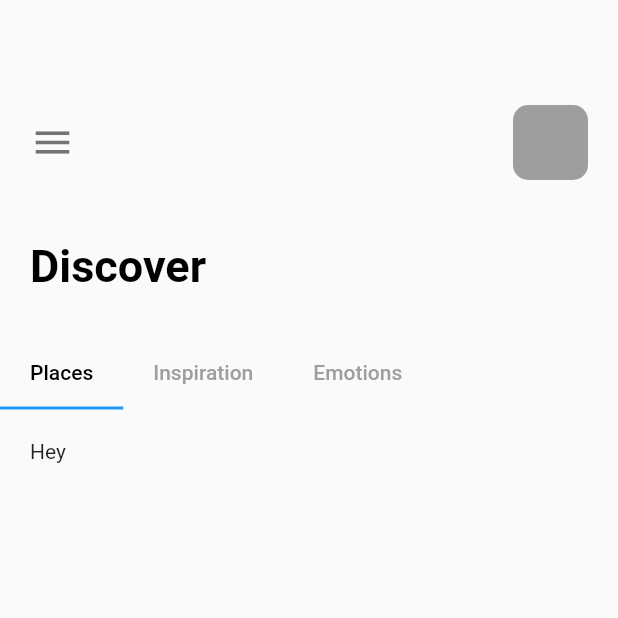
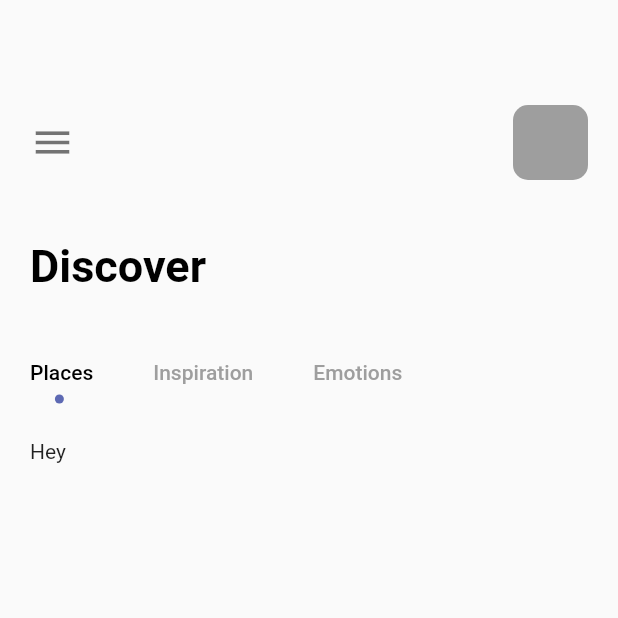
Before and after one commit to Jos620/travel_app, a Flutter app: the screen it shows after launch, on a phone screen of 412 x 824 dp, the top half of it. Run offline on Flutter 3.47's test engine with Material 2 defaults, Android fonts, the phone set to English and light mode, and no system bars.

Commit message:
Change tab indicator to circle

```diff
--- a/lib/pages/nav_pages/home_page.dart
+++ b/lib/pages/nav_pages/home_page.dart
@@ -65,6 +65,10 @@ class _HomePageState extends State<HomePage> with TickerProviderStateMixin {
                     unselectedLabelColor: Colors.grey,
                     isScrollable: true,
                     labelPadding: const EdgeInsets.only(left: 20, right: 20),
+                    indicator: const CircleTabIndicator(
+                      color: AppColors.mainColor,
+                      radius: 3,
+                    ),
                     tabs: const [
                       Tab(
                         text: 'Places',
@@ -99,3 +103,39 @@ class _HomePageState extends State<HomePage> with TickerProviderStateMixin {
     );
   }
 }
+
+class CircleTabIndicator extends Decoration {
+  final Color color;
+  final double radius;
+
+  const CircleTabIndicator({required this.color, required this.radius});
+
+  @override
+  BoxPainter createBoxPainter([VoidCallback? onChanged]) {
+    return _CircleTabIndicatorPainter(
+      color: color,
+      radius: radius,
+    );
+  }
+}
+
+class _CircleTabIndicatorPainter extends BoxPainter {
+  final Color color;
+  final double radius;
+
+  _CircleTabIndicatorPainter({required this.color, required this.radius});
+
+  @override
+  void paint(Canvas canvas, Offset offset, ImageConfiguration configuration) {
+    Paint _paint = Paint();
+    _paint.color = color;
+    _paint.isAntiAlias = true;
+
+    final Offset circleOffset = Offset(
+      configuration.size!.width / 2 - radius / 2,
+      configuration.size!.height - radius - 4,
+    );
+
+    canvas.drawCircle(offset + circleOffset, radius, _paint);
+  }
+}
```
